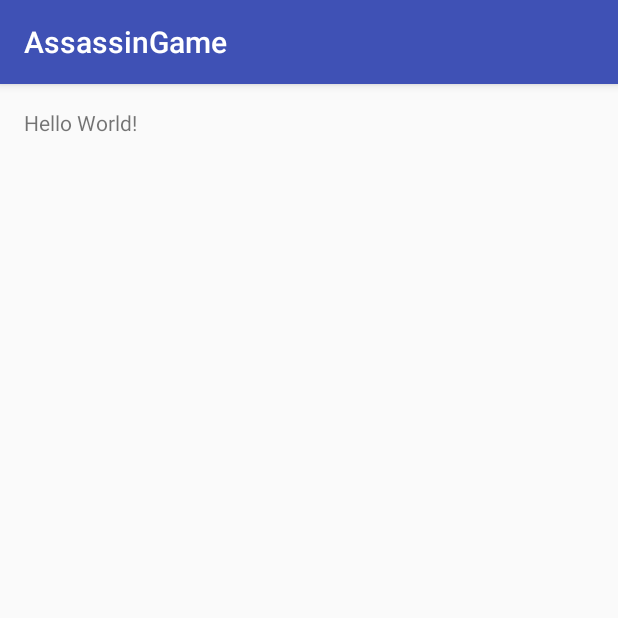
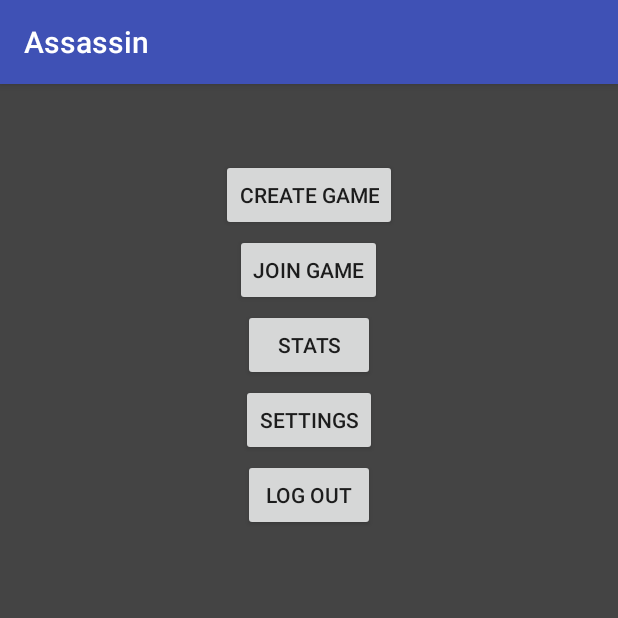
Before and after one commit to kschmitt1994/AssassinGame, an Android app: the screen it shows after launch (MainActivity), on a phone screen of 412 x 824 dp, the top half of it. Run offline under Robolectric (Android 15) with nearby library versions, the phone set to English and light mode, and no system bars.

Commit message:
Added main menu screen

```diff
--- a/app/src/main/res/layout/activity_main.xml
+++ b/app/src/main/res/layout/activity_main.xml
@@ -1,17 +1,46 @@
 <?xml version="1.0" encoding="utf-8"?>
-<RelativeLayout xmlns:android="http://schemas.android.com/apk/res/android"
+<RelativeLayout
+    xmlns:android="http://schemas.android.com/apk/res/android"
     xmlns:tools="http://schemas.android.com/tools"
-    android:id="@+id/activity_main"
+    android:layout_centerHorizontal="true"
     android:layout_width="match_parent"
     android:layout_height="match_parent"
-    android:paddingBottom="@dimen/activity_vertical_margin"
-    android:paddingLeft="@dimen/activity_horizontal_margin"
-    android:paddingRight="@dimen/activity_horizontal_margin"
-    android:paddingTop="@dimen/activity_vertical_margin"
-    tools:context="mobileappdev.assassingame.MainActivity">
-
-    <TextView
+    android:orientation="vertical"
+    android:background="@color/dark_gray">
+    <Button
         android:layout_width="wrap_content"
         android:layout_height="wrap_content"
-        android:text="Hello World!" />
+        android:text="@string/create_game"
+        android:layout_centerHorizontal="true"
+        android:layout_marginTop="50dp"/>
+
+
+    <Button
+        android:layout_width="wrap_content"
+        android:layout_height="wrap_content"
+        android:text="@string/join_game"
+        android:layout_centerHorizontal="true"
+        android:layout_marginTop="100dp"/>
+
+    <Button
+        android:layout_width="wrap_content"
+        android:layout_height="wrap_content"
+        android:text="@string/stats"
+        android:layout_centerHorizontal="true"
+        android:layout_marginTop="150dp"/>
+
+    <Button
+        android:layout_width="wrap_content"
+        android:layout_height="wrap_content"
+        android:text="@string/settings"
+        android:layout_centerHorizontal="true"
+        android:layout_marginTop="200dp"/>
+
+
+    <Button
+        android:layout_width="wrap_content"
+        android:layout_height="wrap_content"
+        android:text="@string/logout"
+        android:layout_centerHorizontal="true"
+        android:layout_marginTop="250dp" />
 </RelativeLayout>
--- a/app/src/main/res/values/strings.xml
+++ b/app/src/main/res/values/strings.xml
@@ -1,3 +1,10 @@
 <resources>
-    <string name="app_name">AssassinGame</string>
+    <string name="app_name">Assassin</string>
+    <string name="create_game">Create Game</string>
+    <string name="join_game">Join Game</string>
+    <string name="stats">Stats</string>
+    <string name="settings">Settings</string>
+    <string name="logout">Log Out</string>
+
+    <color name="dark_gray">#444444</color>
 </resources>
```
